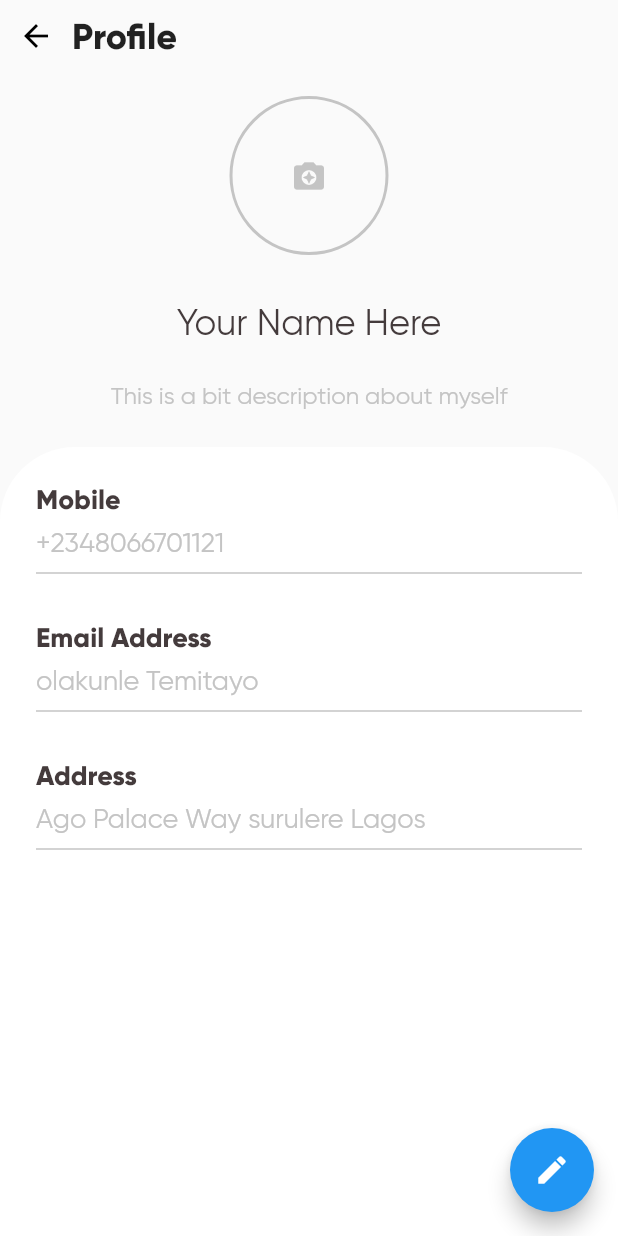
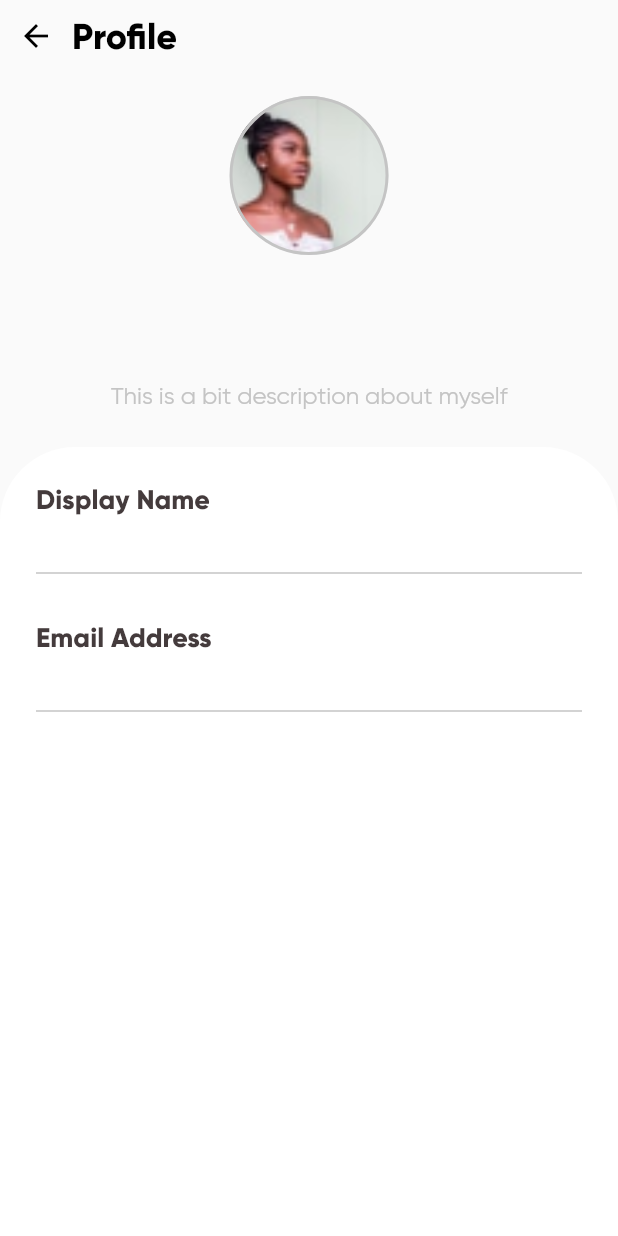
Before and after one commit to hngi/mobileforce-gong, a Flutter app: the Profile screen opened directly, on a phone screen of 412 x 824 dp. Run offline on Flutter 3.47's test engine with Material 2 defaults, Android fonts, the phone set to English and light mode, and no system bars; our stand-ins replace cloud_firestore, device_preview, firebase_auth, flutter_signin_button, flutter_svg, google_fonts and 4 more; missing offline and left inert: launch_review, rate_my_app; accounts and stored records are empty.

Commit message:
breaking fixes

```diff
--- a/lib/UI/profile.dart
+++ b/lib/UI/screens/profile.dart
@@ -1,9 +1,12 @@
 import 'dart:io';
 
+import 'package:firebase_auth/firebase_auth.dart';
 import 'package:flutter/cupertino.dart';
 import 'package:flutter/material.dart';
 import 'package:image_picker/image_picker.dart';
+import 'package:provider/provider.dart';
 import 'package:team_mobileforce_gong/services/responsiveness/responsiveness.dart';
+import 'package:team_mobileforce_gong/state/theme_notifier.dart';
 import 'package:team_mobileforce_gong/util/const/constFile.dart';
 
 class Profile extends StatefulWidget {
@@ -31,20 +34,41 @@ class _ProfileState extends State<Profile> {
   String img;
 
   SizeConfig size = SizeConfig();
+
+  @override
+  void initState() {
+    getUser();
+    super.initState();
+  }
+
+  Future<void> getUser() async {
+    await FirebaseAuth.instance.currentUser().then((user) {
+      setState(() {
+        email = user.email;
+        name = user.displayName;
+        print(name);
+        // img = user.photoUrl;
+      });
+    });
+  }
+
+  var darktheme;
+
   @override
   Widget build(BuildContext context) {
+    darktheme = Provider.of<ThemeNotifier>(context).isDarkModeOn ?? false;
     return Scaffold(
-      floatingActionButton: FloatingActionButton(
-        onPressed: () {},
-        child: Icon(
-          Icons.edit,
-          color: Colors.white,
-        ),
-        foregroundColor: kPrimaryColor,
-      ),
+      // floatingActionButton: FloatingActionButton(
+      //   onPressed: () {},
+      //   child: Icon(
+      //     Icons.edit,
+      //     color: Colors.white,
+      //   ),
+      //   foregroundColor: kPrimaryColor,
+      // ),
       body: SafeArea(
         child: Container(
-          color: Color(0xffFAFAFA),
+          color: darktheme ? Color(0xff0D141A) : Color(0xffFAFAFA),
           child: Column(
             crossAxisAlignment: CrossAxisAlignment.start,
             children: [
@@ -58,8 +82,10 @@ class _ProfileState extends State<Profile> {
                   Center(
                     child: Text(
                       'Profile',
-                      style:
-                          TextStyle(fontWeight: FontWeight.bold, fontSize: 24),
+                      style: TextStyle(
+                          fontWeight: FontWeight.bold,
+                          fontSize: 24,
+                          color: darktheme ? Colors.white70 : Colors.black),
                     ),
                   ),
                 ],
@@ -76,15 +102,17 @@ class _ProfileState extends State<Profile> {
                       width: 106,
                       height: 106,
                       decoration: BoxDecoration(
+                        image: DecorationImage(
+                            fit: BoxFit.cover,
+                            image: AssetImage(
+                              'assets/images/Ellipse 14 (1).png',
+                            )),
                         shape: BoxShape.circle,
                         border: Border.all(
                             color: kGrey, width: 2, style: BorderStyle.solid),
                       ),
                       child: _image == null
-                          ? Icon(
-                              Icons.camera_enhance,
-                              color: kGrey,
-                            )
+                          ? SizedBox()
                           : Image.file(
                               _image,
                               fit: BoxFit.cover,
@@ -98,7 +126,7 @@ class _ProfileState extends State<Profile> {
               ),
               Center(
                 child: Text(
-                  'Your Name Here',
+                  name,
                   style: TextStyle(fontSize: 24, color: kBlack),
                 ),
               ),
@@ -120,7 +148,7 @@ class _ProfileState extends State<Profile> {
                   width: size.xMargin(context, 100),
                   height: size.yMargin(context, 100),
                   decoration: BoxDecoration(
-                      color: Colors.white,
+                      color: darktheme ? Colors.black : Colors.white,
                       borderRadius: BorderRadius.only(
                           topLeft: Radius.circular(50),
                           topRight: Radius.circular(50))),
@@ -131,7 +159,7 @@ class _ProfileState extends State<Profile> {
                       crossAxisAlignment: CrossAxisAlignment.start,
                       children: [
                         Text(
-                          'Mobile',
+                          'Display Name',
                           style: TextStyle(
                               fontSize: 18,
                               color: kBlack,
@@ -141,7 +169,7 @@ class _ProfileState extends State<Profile> {
                           height: 8,
                         ),
                         Text(
-                          phoneNumber,
+                          name,
                           style: TextStyle(fontSize: 18, color: kGrey),
                         ),
                         Divider(
@@ -172,24 +200,24 @@ class _ProfileState extends State<Profile> {
                         SizedBox(
                           height: 24,
                         ),
-                        Text(
-                          'Address',
-                          style: TextStyle(
-                              fontSize: 18,
-                              color: kBlack,
-                              fontWeight: FontWeight.bold),
-                        ),
-                        SizedBox(
-                          height: 8,
-                        ),
-                        Text(
-                          address,
-                          style: TextStyle(fontSize: 18, color: kGrey),
-                        ),
-                        Divider(
-                          color: kGrey,
-                          thickness: 1,
-                        ),
+                        // Text(
+                        //   'Address',
+                        //   style: TextStyle(
+                        //       fontSize: 18,
+                        //       color: kBlack,
+                        //       fontWeight: FontWeight.bold),
+                        // ),
+                        // SizedBox(
+                        //   height: 8,
+                        // ),
+                        // Text(
+                        //   address,
+                        //   style: TextStyle(fontSize: 18, color: kGrey),
+                        // ),
+                        // Divider(
+                        //   color: kGrey,
+                        //   thickness: 1,
+                        // ),
                       ],
                     ),
                   ),
--- a/lib/state/authProvider.dart
+++ b/lib/state/authProvider.dart
@@ -83,6 +83,7 @@ class AuthenticationState with ChangeNotifier {
 
   Future<void> logout() async {
     clearState();
+    // await signOutGoogle();
     await signOut();
     notifyListeners();
   }
--- a/pubspec.yaml
+++ b/pubspec.yaml
@@ -32,6 +32,8 @@ dependencies:
   device_preview:
   google_sign_in:
   flutter_signin_button:
+  rate_my_app:
+  launch_review: ^2.0.0
 
   flutter:
     sdk: flutter
```
Also changed, not shown: lib/UI/widgets/action_card.dart (+14 -6 lines), lib/UI/widgets/drawer/drawer.dart (+67 -9 lines), lib/UI/widgets/rate.dart (+3 -4 lines), 1 other file.
